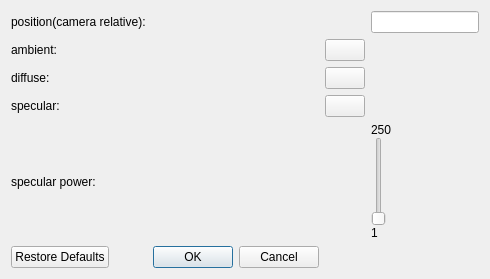
Above: Polyhedron/demo/Polyhedron/LightingDialog.ui from CGAL/cgal before the change. Below: the same form after it.
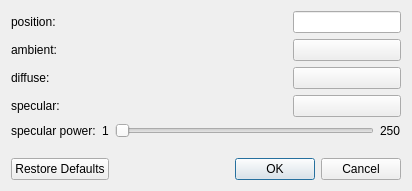
That is the form after the change.

Commit message: Fixes :  - Make lighting changes real-time  - Light is fixed in the world  - slider is horizontal

Diff of the .ui file:
```diff
--- a/Polyhedron/demo/Polyhedron/LightingDialog.ui
+++ b/Polyhedron/demo/Polyhedron/LightingDialog.ui
@@ -6,15 +6,55 @@
    <rect>
     <x>0</x>
     <y>0</y>
-    <width>490</width>
-    <height>279</height>
+    <width>412</width>
+    <height>191</height>
    </rect>
   </property>
   <property name="windowTitle">
    <string>Dialog</string>
   </property>
-  <layout class="QGridLayout" name="gridLayout" columnstretch="1,0,0,0,0,0">
-   <item row="2" column="1">
+  <layout class="QVBoxLayout" name="verticalLayout_2">
+   <item>
+    <layout class="QGridLayout" name="gridLayout_2" columnstretch="1,0,0">
+     <item row="1" column="0">
+      <widget class="QLabel" name="label_2">
+       <property name="text">
+        <string>ambient:</string>
+       </property>
+      </widget>
+     </item>
+     <item row="2" column="0">
+      <widget class="QLabel" name="label_3">
+       <property name="text">
+        <string>diffuse:</string>
+       </property>
+      </widget>
+     </item>
+     <item row="3" column="0">
+      <widget class="QLabel" name="label_4">
+       <property name="text">
+        <string>specular:</string>
+       </property>
+      </widget>
+     </item>
+     <item row="3" column="2">
+      <widget class="QPushButton" name="specularButton">
+       <property name="text">
+        <string/>
+       </property>
+       <property name="flat">
+        <bool>false</bool>
+       </property>
+      </widget>
+     </item>
+     <item row="0" column="0">
+      <widget class="QLabel" name="label">
+       <property name="text">
+        <string>position:</string>
+       </property>
+      </widget>
+     </item>
+     <item row="2" column="2">
     <widget class="QPushButton" name="diffuseButton">
      <property name="text">
       <string/>
@@ -24,10 +64,13 @@
      </property>
     </widget>
    </item>
-   <item row="4" column="0">
-    <widget class="QLabel" name="label_5">
+     <item row="1" column="2">
+      <widget class="QPushButton" name="ambientButton">
      <property name="text">
-      <string>specular power:</string>
+        <string notr="true"/>
+       </property>
+       <property name="flat">
+        <bool>false</bool>
      </property>
     </widget>
    </item>
@@ -50,82 +93,23 @@
      </property>
     </widget>
    </item>
-   <item row="1" column="1">
-    <widget class="QPushButton" name="ambientButton">
-     <property name="text">
-      <string notr="true"/>
-     </property>
-     <property name="flat">
-      <bool>false</bool>
-     </property>
-    </widget>
+    </layout>
    </item>
-   <item row="3" column="0">
-    <widget class="QLabel" name="label_4">
+   <item>
+    <layout class="QHBoxLayout" name="horizontalLayout">
+     <item>
+      <widget class="QLabel" name="label_5">
      <property name="text">
-      <string>specular:</string>
+        <string>specular power:</string>
      </property>
     </widget>
    </item>
-   <item row="1" column="0">
-    <widget class="QLabel" name="label_2">
-     <property name="text">
-      <string>ambient:</string>
-     </property>
-    </widget>
-   </item>
-   <item row="3" column="1">
-    <widget class="QPushButton" name="specularButton">
-     <property name="text">
-      <string/>
-     </property>
-     <property name="flat">
-      <bool>false</bool>
-     </property>
-    </widget>
-   </item>
-   <item row="2" column="0">
-    <widget class="QLabel" name="label_3">
-     <property name="text">
-      <string>diffuse:</string>
-     </property>
-    </widget>
-   </item>
-   <item row="0" column="0">
-    <widget class="QLabel" name="label">
-     <property name="text">
-      <string>position(camera relative):</string>
-     </property>
-    </widget>
-   </item>
-   <item row="5" column="0">
-    <widget class="QDialogButtonBox" name="buttonBox">
-     <property name="orientation">
-      <enum>Qt::Horizontal</enum>
-     </property>
-     <property name="standardButtons">
-      <set>QDialogButtonBox::Cancel|QDialogButtonBox::Ok|QDialogButtonBox::RestoreDefaults</set>
-     </property>
-     <property name="centerButtons">
-      <bool>false</bool>
-     </property>
-    </widget>
-   </item>
-   <item row="4" column="2">
-    <layout class="QVBoxLayout" name="verticalLayout_6" stretch="0,0,0">
-     <property name="spacing">
-      <number>0</number>
-     </property>
-     <property name="sizeConstraint">
-      <enum>QLayout::SetDefaultConstraint</enum>
-     </property>
-     <property name="leftMargin">
-      <number>0</number>
-     </property>
      <item>
-      <widget class="QLabel" name="label_6">
+      <layout class="QHBoxLayout" name="horizontalLayout_2">
+       <item>
+        <widget class="QLabel" name="label_7">
        <property name="text">
-        <string>250</string>
+          <string>1</string>
        </property>
       </widget>
      </item>
@@ -141,7 +125,7 @@
         <bool>true</bool>
        </property>
        <property name="orientation">
-        <enum>Qt::Vertical</enum>
+          <enum>Qt::Horizontal</enum>
        </property>
        <property name="tickPosition">
         <enum>QSlider::NoTicks</enum>
@@ -149,13 +133,41 @@
       </widget>
      </item>
      <item>
-      <widget class="QLabel" name="label_7">
+        <widget class="QLabel" name="label_6">
        <property name="text">
-        <string>1</string>
+          <string>250</string>
        </property>
       </widget>
      </item>
     </layout>
+     </item>
+    </layout>
+   </item>
+   <item>
+    <spacer name="verticalSpacer">
+     <property name="orientation">
+      <enum>Qt::Vertical</enum>
+     </property>
+     <property name="sizeHint" stdset="0">
+      <size>
+       <width>20</width>
+       <height>40</height>
+      </size>
+     </property>
+    </spacer>
+   </item>
+   <item>
+    <widget class="QDialogButtonBox" name="buttonBox">
+     <property name="orientation">
+      <enum>Qt::Horizontal</enum>
+     </property>
+     <property name="standardButtons">
+      <set>QDialogButtonBox::Cancel|QDialogButtonBox::Ok|QDialogButtonBox::RestoreDefaults</set>
+     </property>
+     <property name="centerButtons">
+      <bool>false</bool>
+     </property>
+    </widget>
    </item>
   </layout>
  </widget>
```
Lines whose indentation alone changed are shown as unchanged. The commit also changes 1 other file.
